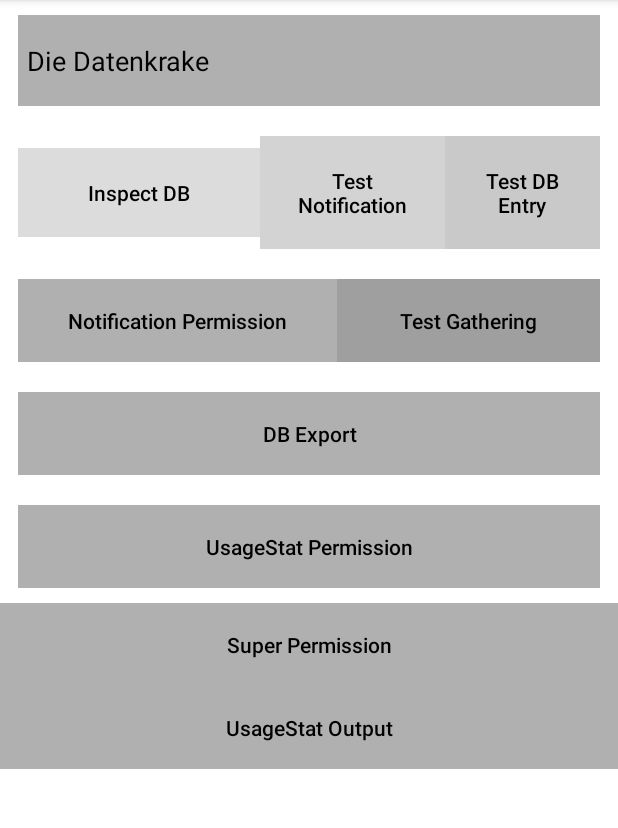
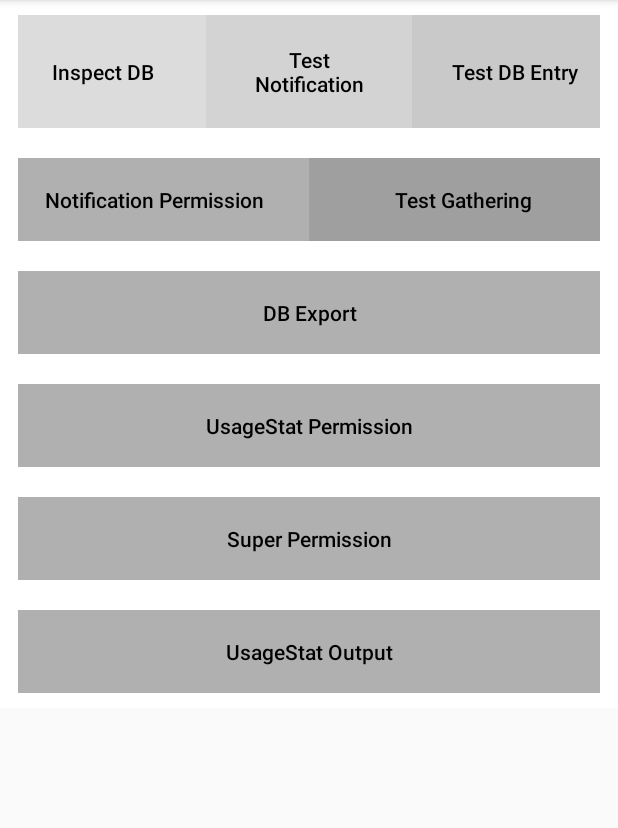
Before and after one commit to Strandtasche/BachelorArbeitTobias, an Android app: the screen it shows after launch (MainActivity), on a phone screen of 412 x 824 dp, the part 84-912 px from its top. Run offline under Robolectric (Android 15) with nearby library versions, the phone set to English and light mode, and no system bars; libraries missing offline, so code that uses them is left out: com.opencsv; 1 statement that could not run was skipped.

Commit message:
add Scrollview and change details

```diff
--- a/Prototype/app/src/main/res/layout/activity_main.xml
+++ b/Prototype/app/src/main/res/layout/activity_main.xml
@@ -1,6 +1,8 @@
 <?xml version="1.0" encoding="utf-8"?>
+<ScrollView xmlns:android="http://schemas.android.com/apk/res/android"
+    android:layout_width="match_parent"
+    android:layout_height="match_parent">
     <TableLayout
-    xmlns:android="http://schemas.android.com/apk/res/android"
         android:layout_width="match_parent"
         android:layout_height="match_parent"
         style="?android:buttonBarStyle"
@@ -8,22 +10,6 @@
 
 
         <!-- Row 1 with single column -->
-    <TableRow
-        android:layout_height="wrap_content"
-        android:layout_width="fill_parent"
-        android:gravity="center_horizontal"
-        style="?android:buttonBarButtonStyle"
-        >
-
-
-        <TextView
-            android:layout_width="match_parent" android:layout_height="wrap_content"
-            android:textSize="18dp" android:text="@string/appHeader"  android:layout_span="3"
-            android:padding="18dip" android:background="#b0b0b0"
-            android:textColor="#000"/>
-
-
-    </TableRow>
 
         <!-- Row 2 with 3 columns -->
 
@@ -35,6 +21,12 @@
             style="?android:buttonBarButtonStyle"
             >
 
+            <LinearLayout
+                android:layout_width="match_parent"
+                android:layout_height="wrap_content"
+                android:orientation="horizontal"
+                >
+
                 <Button
                     android:id="@+id/Button01" android:text="@string/button1"
                     android:layout_weight="1" android:background="#dcdcdc"
@@ -43,7 +35,8 @@
                     android:padding="20dip" android:gravity="center"
                     android:onClick="createNewActivity"
                     style="?android:attr/buttonBarButtonStyle"
-            />
+                    android:layout_width="match_parent"
+                    android:layout_height="match_parent" />
 
                 <Button
                     android:id="@+id/Button02" android:text="@string/button2"
@@ -53,7 +46,8 @@
                     android:padding="20dip" android:gravity="center"
                     android:onClick="createNotification"
                     style="?android:attr/buttonBarButtonStyle"
-            />
+                    android:layout_width="match_parent"
+                    android:layout_height="match_parent" />
 
                     <Button
                     android:id="@+id/Button03" android:text="@string/button3"
@@ -63,7 +57,10 @@
                     android:padding="20dip" android:gravity="center"
                     android:onClick="addStuff"
                     style="?android:attr/buttonBarButtonStyle"
-            />
+                        android:layout_width="match_parent"
+                        android:layout_height="match_parent" />
+
+            </LinearLayout>
 
         </TableRow>
 
@@ -75,6 +72,11 @@
             style="?android:buttonBarButtonStyle"
             >
 
+            <LinearLayout android:layout_width="fill_parent"
+                android:layout_height="wrap_content"
+                android:orientation="horizontal"
+                >
+
                 <Button
                     android:id="@+id/Button04" android:text="@string/button4"
                     android:layout_weight="1"  android:background="#b0b0b0"
@@ -83,7 +85,8 @@
                     android:padding="18dip" android:gravity="center"
                     android:onClick="checkPermissionsNotificationListener"
                     style="?android:attr/buttonBarButtonStyle"
-            />
+                    android:layout_width="match_parent"
+                    android:layout_height="match_parent" />
 
                 <TextView
                     android:id="@+id/Button05" android:text="@string/button5"
@@ -93,7 +96,10 @@
                     android:padding="18dip" android:gravity="center"
                     android:onClick="gatherLogs"
                     style="?android:attr/buttonBarButtonStyle"
-            />
+                    android:layout_width="match_parent"
+                    android:layout_height="match_parent" />
+
+            </LinearLayout>
 
         </TableRow>
 
@@ -138,7 +144,9 @@
         <TableRow
             android:layout_height="wrap_content"
             android:layout_width="fill_parent"
-        android:gravity="center_horizontal">
+            android:gravity="center_horizontal"
+            style="?android:buttonBarButtonStyle"
+            >
 
             <Button
                 android:id="@+id/Button09" android:text="@string/button9"
@@ -155,7 +163,9 @@
         <TableRow
             android:layout_height="wrap_content"
             android:layout_width="fill_parent"
-        android:gravity="center_horizontal">
+            android:gravity="center_horizontal"
+            style="?android:buttonBarButtonStyle"
+            >
 
             <Button
                 android:id="@+id/Button07" android:text="@string/button7"
@@ -170,3 +180,4 @@
         </TableRow>
 
     </TableLayout>
+</ScrollView>
```
Also changed, not shown: Prototype/app/src/main/java/com/example/saibot1207/baprototype/MainActivity.java (+40 -40 lines). Lines whose indentation alone changed are shown as unchanged.
